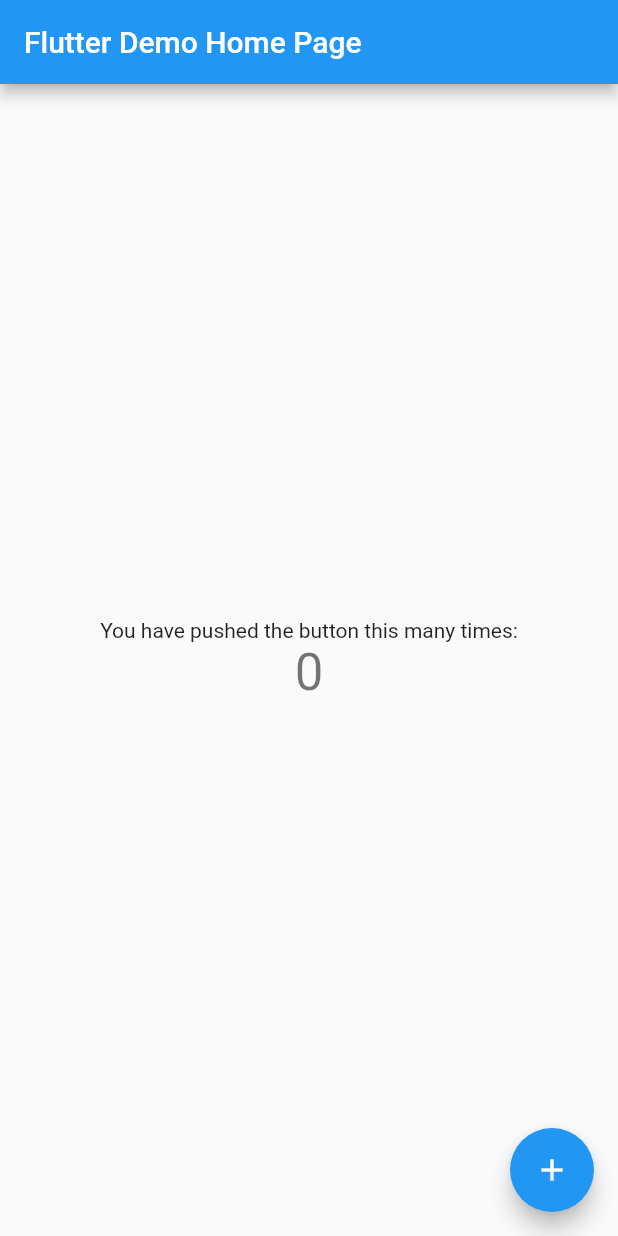
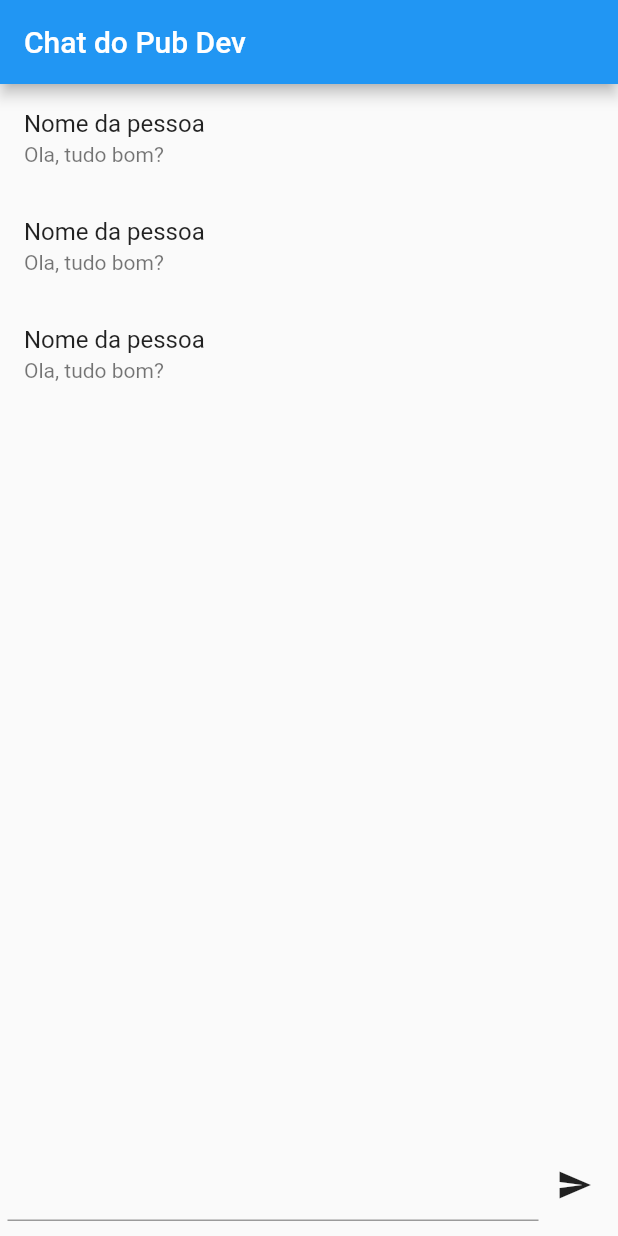
Before and after one commit to Pub-Dev/Lesson-Flutter-WebSocket, a Flutter app: the screen it shows after launch, on a phone screen of 412 x 824 dp. Run offline on Flutter 3.47's test engine with Material 2 defaults, Android fonts, the phone set to English and light mode, and no system bars.

Commit message:
feat: layout's idea

```diff
--- a/lib/main.dart
+++ b/lib/main.dart
@@ -1,115 +1,17 @@
 import 'package:flutter/material.dart';
+import 'package:lesson_flutter_websocket/pages/chat_page.dart';
 
 void main() {
-  runApp(const MyApp());
+  runApp(const ChatApp());
 }
 
-class MyApp extends StatelessWidget {
-  const MyApp({Key? key}) : super(key: key);
+class ChatApp extends StatelessWidget {
+  const ChatApp({Key? key}) : super(key: key);
 
-  // This widget is the root of your application.
   @override
   Widget build(BuildContext context) {
-    return MaterialApp(
-      title: 'Flutter Demo',
-      theme: ThemeData(
-        // This is the theme of your application.
-        //
-        // Try running your application with "flutter run". You'll see the
-        // application has a blue toolbar. Then, without quitting the app, try
-        // changing the primarySwatch below to Colors.green and then invoke
-        // "hot reload" (press "r" in the console where you ran "flutter run",
-        // or simply save your changes to "hot reload" in a Flutter IDE).
-        // Notice that the counter didn't reset back to zero; the application
-        // is not restarted.
-        primarySwatch: Colors.blue,
-      ),
-      home: const MyHomePage(title: 'Flutter Demo Home Page'),
+    return const MaterialApp(
+      home: ChatPage(),
     );
   }
 }
-
-class MyHomePage extends StatefulWidget {
-  const MyHomePage({Key? key, required this.title}) : super(key: key);
-
-  // This widget is the home page of your application. It is stateful, meaning
-  // that it has a State object (defined below) that contains fields that affect
-  // how it looks.
-
-  // This class is the configuration for the state. It holds the values (in this
-  // case the title) provided by the parent (in this case the App widget) and
-  // used by the build method of the State. Fields in a Widget subclass are
-  // always marked "final".
-
-  final String title;
-
-  @override
-  State<MyHomePage> createState() => _MyHomePageState();
-}
-
-class _MyHomePageState extends State<MyHomePage> {
-  int _counter = 0;
-
-  void _incrementCounter() {
-    setState(() {
-      // This call to setState tells the Flutter framework that something has
-      // changed in this State, which causes it to rerun the build method below
-      // so that the display can reflect the updated values. If we changed
-      // _counter without calling setState(), then the build method would not be
-      // called again, and so nothing would appear to happen.
-      _counter++;
-    });
-  }
-
-  @override
-  Widget build(BuildContext context) {
-    // This method is rerun every time setState is called, for instance as done
-    // by the _incrementCounter method above.
-    //
-    // The Flutter framework has been optimized to make rerunning build methods
-    // fast, so that you can just rebuild anything that needs updating rather
-    // than having to individually change instances of widgets.
-    return Scaffold(
-      appBar: AppBar(
-        // Here we take the value from the MyHomePage object that was created by
-        // the App.build method, and use it to set our appbar title.
-        title: Text(widget.title),
-      ),
-      body: Center(
-        // Center is a layout widget. It takes a single child and positions it
-        // in the middle of the parent.
-        child: Column(
-          // Column is also a layout widget. It takes a list of children and
-          // arranges them vertically. By default, it sizes itself to fit its
-          // children horizontally, and tries to be as tall as its parent.
-          //
-          // Invoke "debug painting" (press "p" in the console, choose the
-          // "Toggle Debug Paint" action from the Flutter Inspector in Android
-          // Studio, or the "Toggle Debug Paint" command in Visual Studio Code)
-          // to see the wireframe for each widget.
-          //
-          // Column has various properties to control how it sizes itself and
-          // how it positions its children. Here we use mainAxisAlignment to
-          // center the children vertically; the main axis here is the vertical
-          // axis because Columns are vertical (the cross axis would be
-          // horizontal).
-          mainAxisAlignment: MainAxisAlignment.center,
-          children: <Widget>[
-            const Text(
-              'You have pushed the button this many times:',
-            ),
-            Text(
-              '$_counter',
-              style: Theme.of(context).textTheme.headline4,
-            ),
-          ],
-        ),
-      ),
-      floatingActionButton: FloatingActionButton(
-        onPressed: _incrementCounter,
-        tooltip: 'Increment',
-        child: const Icon(Icons.add),
-      ), // This trailing comma makes auto-formatting nicer for build methods.
-    );
-  }
-}
--- /dev/null
+++ b/lib/pages/chat_page.dart
@@ -0,0 +1,55 @@
+import 'package:flutter/material.dart';
+
+class ChatPage extends StatelessWidget {
+  const ChatPage({Key? key}) : super(key: key);
+
+  @override
+  Widget build(BuildContext context) {
+    return Scaffold(
+      appBar: AppBar(
+        title: const Text('Chat do Pub Dev'),
+      ),
+      body: Column(
+        children: [
+          Expanded(
+            child: ListView(
+              children: const [
+                ListTile(
+                  title: Text('Nome da pessoa'),
+                  subtitle: Text('Ola, tudo bom?'),
+                ),
+                ListTile(
+                  title: Text('Nome da pessoa'),
+                  subtitle: Text('Ola, tudo bom?'),
+                ),
+                ListTile(
+                  title: Text('Nome da pessoa'),
+                  subtitle: Text('Ola, tudo bom?'),
+                ),
+              ],
+            ),
+          ),
+          Padding(
+            padding: const EdgeInsets.symmetric(
+              vertical: 10,
+              horizontal: 5,
+            ),
+            child: Row(
+              children: [
+                const Expanded(
+                  child: TextField(
+                    maxLines: 1,
+                  ),
+                ),
+                IconButton(
+                  onPressed: () {},
+                  icon: const Icon(Icons.send),
+                ),
+              ],
+            ),
+          )
+        ],
+      ),
+    );
+  }
+}
```
Also changed, not shown: 1 other file.
